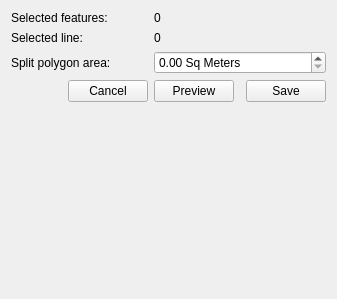
gltn/stdm, file ui/geometry/ui_move_line_area.ui: the form before one commit.
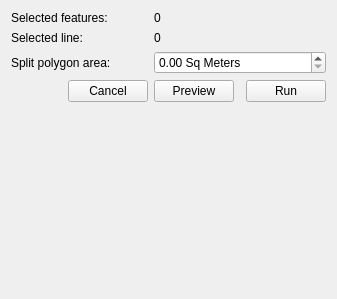
The form after the commit.

```diff
--- a/ui/geometry/ui_move_line_area.ui
+++ b/ui/geometry/ui_move_line_area.ui
@@ -41,7 +41,7 @@
    <item row="3" column="4">
     <widget class="QPushButton" name="save_btn">
      <property name="text">
-      <string>Save</string>
+      <string>Run</string>
      </property>
     </widget>
    </item>
```
Left out of the diff: 2 changed lines with no effect on the pictures.
